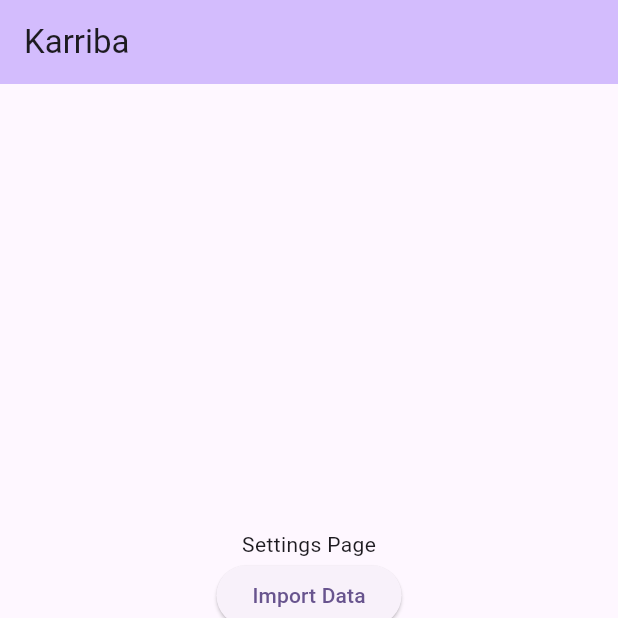
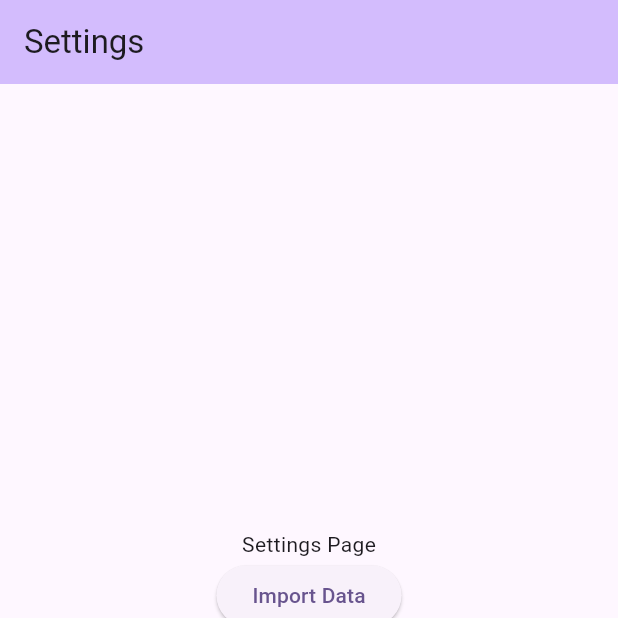
Before and after one commit to kwila-cloud/karriba, a Flutter app: the screen it shows after launch, item 4 of the bottom bar chosen, on a phone screen of 412 x 824 dp, the top half of it. Run offline on Flutter 3.47's test engine with Material 3 defaults, Android fonts, the phone set to English and light mode, and no system bars; statements that could not run were skipped.

Commit message:
feat: Update AppBar title to match selected navigation item

```diff
--- a/app/lib/main.dart
+++ b/app/lib/main.dart
@@ -33,11 +33,18 @@ class KarribaHomePage extends StatefulWidget {
 class _KarribaHomePageState extends State<KarribaHomePage> {
   int _selectedIndex = 0;
 
-  static final List<Widget> _widgetOptions = <Widget>[
+  static const List<Widget> _widgetOptions = <Widget>[
     FlightsPage(),
     CustomersPage(),
     ApplicatorsPage(),
     SettingsPage(),
+  ];
+
+  static const List<String> _titleOptions = <String>[
+    'Flights',
+    'Customers',
+    'Applicators',
+    'Settings',
   ];
 
   void _onItemTapped(int index) {
@@ -51,8 +58,7 @@ class _KarribaHomePageState extends State<KarribaHomePage> {
     return Scaffold(
       appBar: AppBar(
         backgroundColor: Theme.of(context).colorScheme.inversePrimary,
-        // AI!: the title should match the currently selected navigation item
-        title: const Text("Karriba"),
+        title: Text(_titleOptions.elementAt(_selectedIndex)),
       ),
       body: Center(child: _widgetOptions.elementAt(_selectedIndex)),
       bottomNavigationBar: BottomNavigationBar(
```
